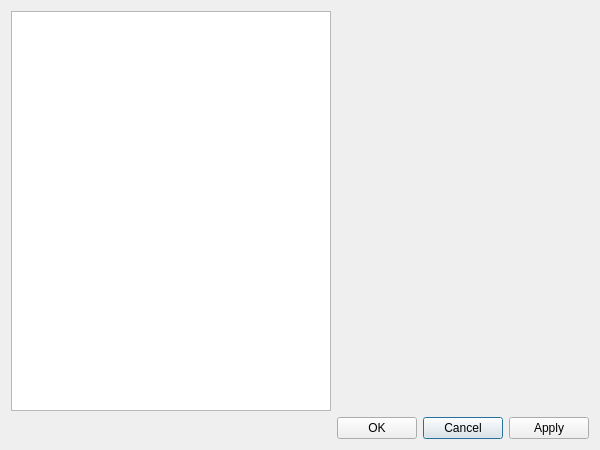
First picture: the form in qrgui/dialogs/preferencesDialog.ui, repository qreal/qreal, before the edit.
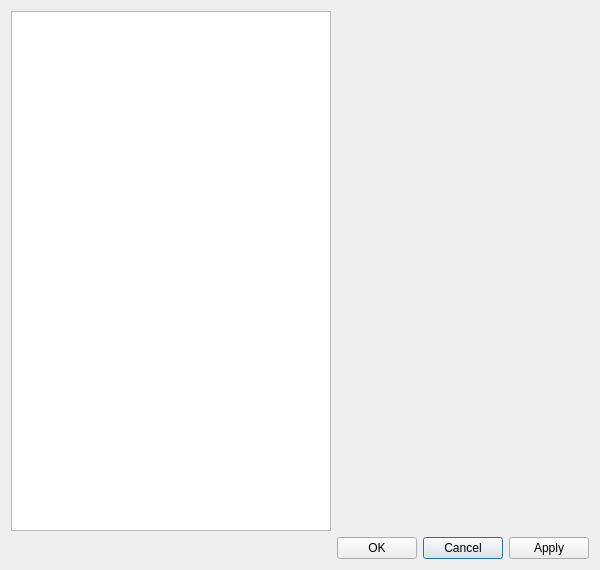
Second picture: the form after the edit. Icons and pictures are not drawn.

Diff of the .ui file:
```diff
--- a/qrgui/dialogs/preferencesDialog.ui
+++ b/qrgui/dialogs/preferencesDialog.ui
@@ -7,7 +7,7 @@
     <x>0</x>
     <y>0</y>
     <width>600</width>
-    <height>450</height>
+    <height>570</height>
    </rect>
   </property>
   <property name="sizePolicy">
@@ -19,7 +19,7 @@
   <property name="minimumSize">
    <size>
     <width>350</width>
-    <height>300</height>
+    <height>570</height>
    </size>
   </property>
   <property name="maximumSize">
@@ -69,7 +69,9 @@
        <verstretch>0</verstretch>
       </sizepolicy>
      </property>
-     <widget class="QWidget" name="pageContentWigdetPage1"/>
+     <widget class="QWidget" name="pageContentWigdetPage1">
+      <zorder>listWidget</zorder>
+     </widget>
     </widget>
    </item>
    <item row="3" column="2">
```
Left out of the diff: 50 changed lines with no effect on the pictures.
